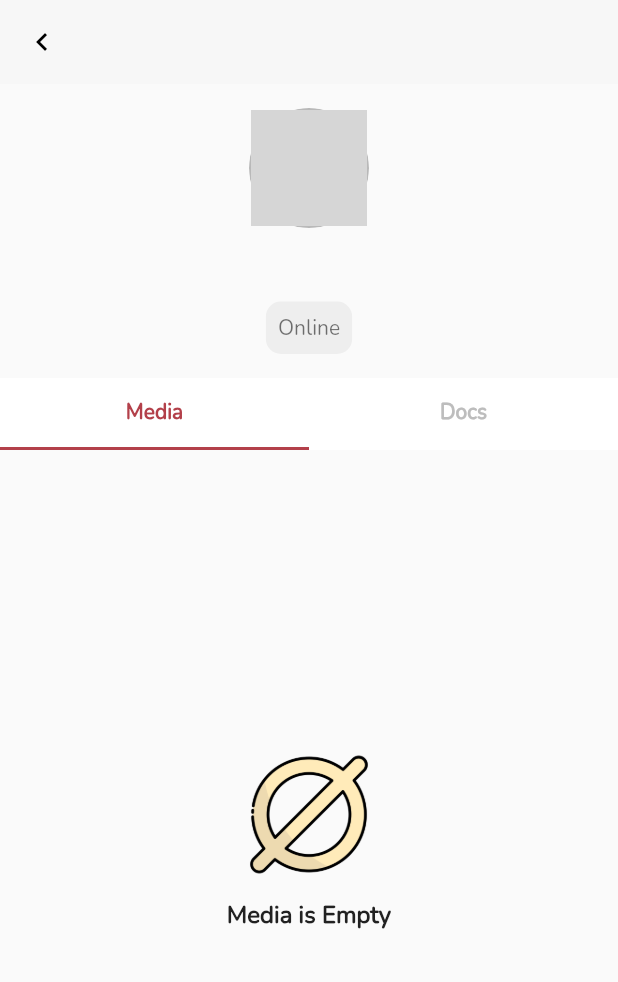
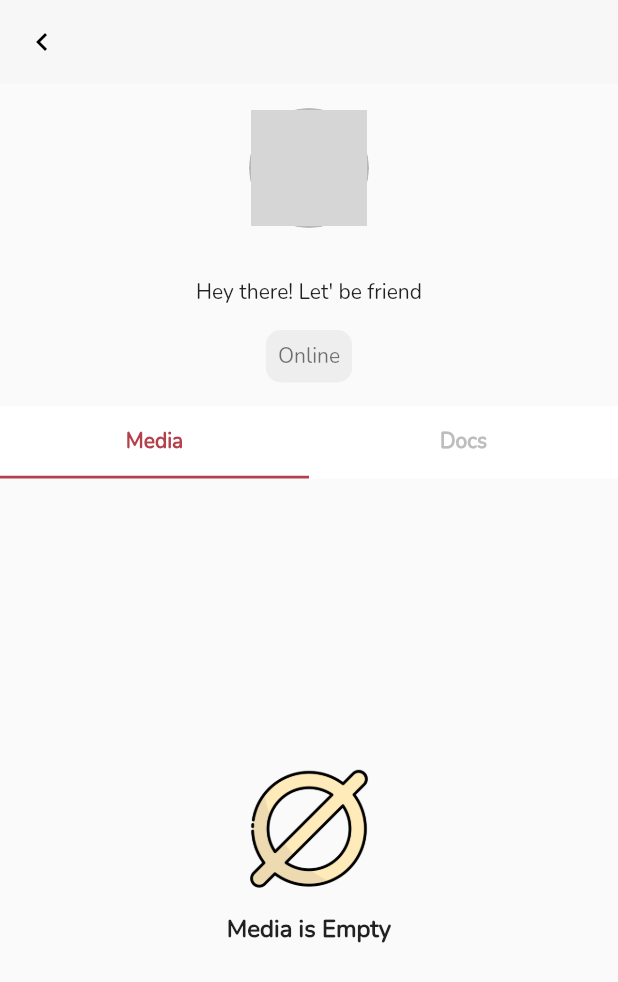
Before and after one commit to zuludin04/nyarios, a Flutter app: the ContactDetailScreen screen opened directly with empty values, on a phone screen of 412 x 824 dp. Shown: the top 982 px of the screen. Run offline on Flutter 3.47's test engine with Material 2 defaults, Android fonts, the phone set to English and light mode, and no system bars; our stand-ins replace cloud_firestore, dio, file_picker, firebase_core, firebase_storage, get and 9 more; missing offline and left inert: clipboard; accounts and stored records are empty; network calls fail; grey boxes are pictures that could not be loaded.

Commit message:
show user status

```diff
--- a/lib/data/model/profile.dart
+++ b/lib/data/model/profile.dart
@@ -1,3 +1,4 @@
+// ignore_for_file: public_member_api_docs, sort_constructors_first
 import 'contact.dart';
 
 class Profile {
@@ -6,6 +7,7 @@ class Profile {
   String? photo;
   String? roomId;
   bool? block;
+  String? status;
 
   Profile({
     this.uid,
@@ -13,6 +15,7 @@ class Profile {
     this.photo,
     this.roomId,
     this.block,
+    this.status,
   });
 
   Map<String, dynamic> toMap() {
@@ -22,6 +25,7 @@ class Profile {
       'photo': photo,
       'roomId': roomId,
       'block': block,
+      'status': status,
     };
   }
 
@@ -32,6 +36,7 @@ class Profile {
       photo: map['photo'] != null ? map['photo'] as String : null,
       roomId: map['roomId'] != null ? map['roomId'] as String : null,
       block: map['block'] != null ? map['block'] as bool : null,
+      status: map['status'] != null ? map['status'] as String : null,
     );
   }
 
--- a/lib/data/nyarios_repository.dart
+++ b/lib/data/nyarios_repository.dart
@@ -216,4 +216,10 @@ class NyariosRepository {
     var doc = await profileReference.doc(userId).get();
     return doc.exists;
   }
+
+  Future<String?> loadUserStatus(String? userId) async {
+    var collection = FirebaseFirestore.instance.collection('profile');
+    var doc = await collection.doc(userId).get();
+    return doc.data()?['status'];
+  }
 }
--- a/lib/ui/contact/contact_detail_screen.dart
+++ b/lib/ui/contact/contact_detail_screen.dart
@@ -77,6 +77,12 @@ class _ContactDetailScreenState extends State<ContactDetailScreen>
                         fontWeight: FontWeight.bold,
                       ),
                     ),
+                    FutureBuilder(
+                      future: NyariosRepository().loadUserStatus(profile.uid),
+                      builder: (context, snapshot) {
+                        return Text(snapshot.data ?? "");
+                      },
+                    ),
                     const SizedBox(height: 16),
                     StreamBuilder(
                       stream: NyariosRepository().getOnlineStatus(profile.uid),
@@ -96,7 +102,6 @@ class _ContactDetailScreenState extends State<ContactDetailScreen>
                             child: Text(
                               online ? "Online" : "Offline",
                               style: TextStyle(
-                                fontSize: 14,
                                 color: StorageServices.to.darkMode
                                     ? Colors.white70
                                     : Colors.black54,
--- a/lib/ui/profile/widgets/profile_item.dart
+++ b/lib/ui/profile/widgets/profile_item.dart
@@ -40,6 +40,7 @@ class ProfileItem extends StatelessWidget {
                           fontWeight: FontWeight.w600,
                         ),
                       ),
+                      Text(profile.status ?? ""),
                     ],
                   ),
                 ),
```
Also changed, not shown: lib/ui/settings/settings_screen.dart (+17 -0 lines).
